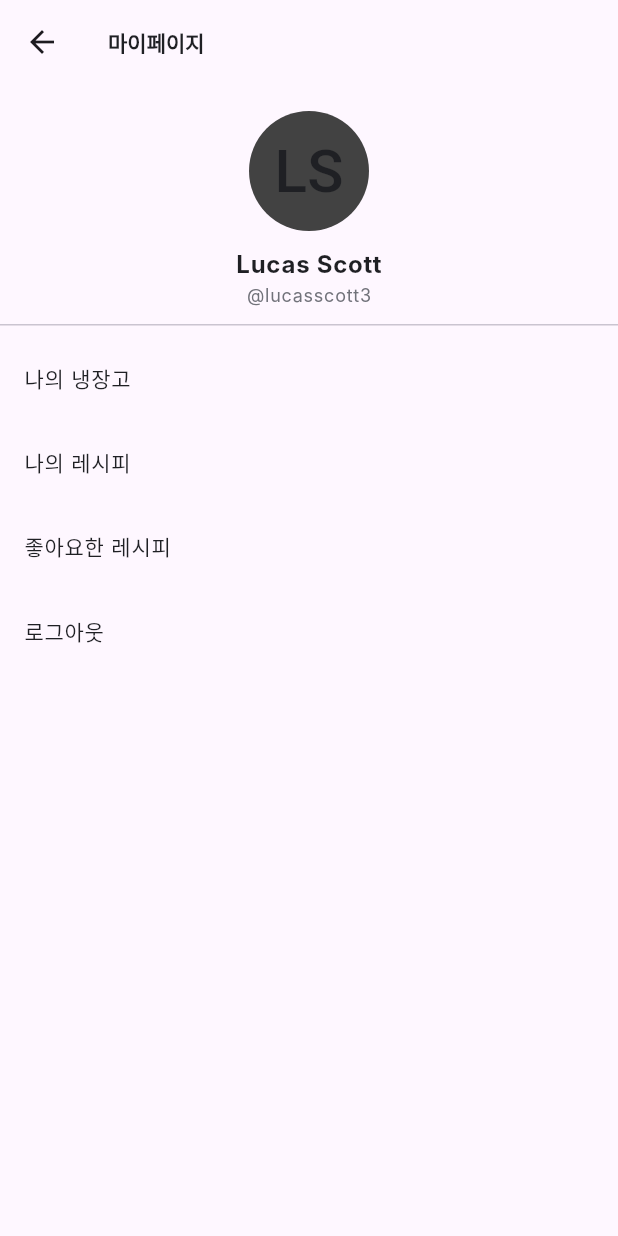
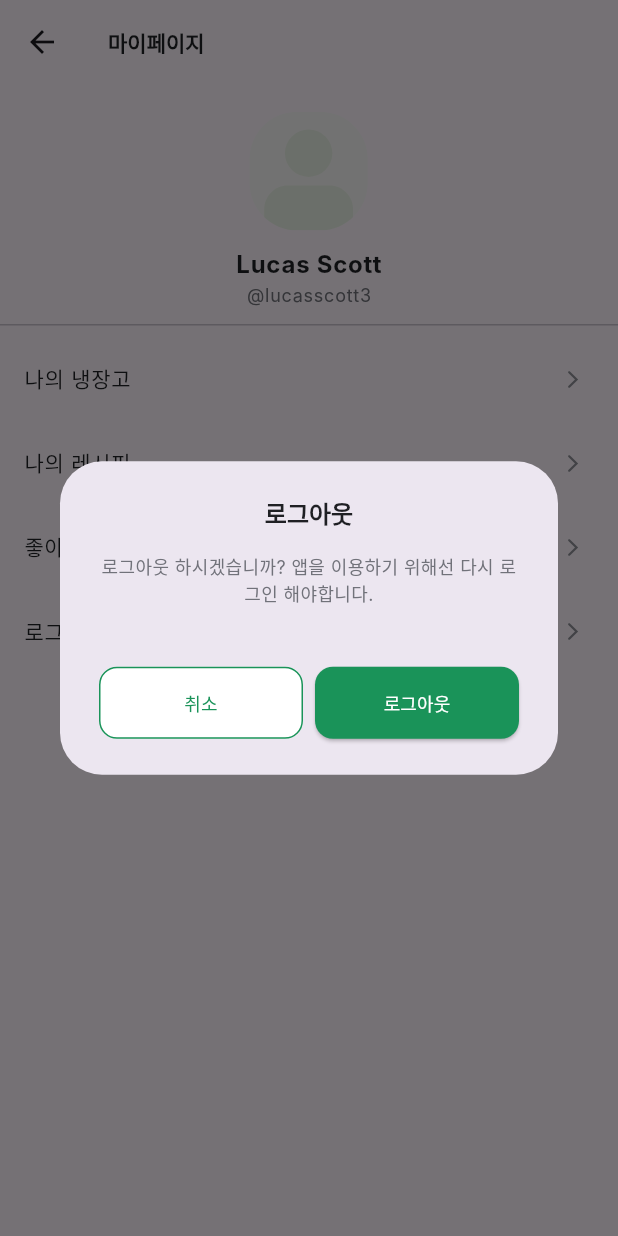
Before and after one commit to wallshield/openaiapi, a Flutter app: the MyPage screen opened directly, after a tap on "로그아웃", on a phone screen of 412 x 824 dp. Run offline on Flutter 3.47's test engine with Material 3 defaults, Android fonts, the phone set to English and light mode, and no system bars; our stand-ins replace dots_indicator, flutter_svg; Roboto replaces fonts that are missing (Inter).

Commit message:
feat : edit logout dialog

```diff
--- a/lib/ui/page/my_page/my_page.dart
+++ b/lib/ui/page/my_page/my_page.dart
@@ -1,6 +1,9 @@
 import 'package:flutter/material.dart';
+import 'package:flutter_svg/svg.dart';
 import 'package:cook_assistant/ui/theme/color.dart';
 import 'package:cook_assistant/ui/theme/text_styles.dart';
+import 'package:cook_assistant/widgets/button/primary_button.dart';
+import 'package:cook_assistant/widgets/button/secondary_button.dart';
 
 class MyPage extends StatelessWidget {
   @override
@@ -19,34 +22,158 @@ class MyPage extends StatelessWidget {
               mainAxisAlignment: MainAxisAlignment.center,
               children: <Widget>[
                 CircleAvatar(
-                  backgroundColor: Colors.grey.shade800,
-                  radius: 40.0,
-                  child: Text(
-                    'LS',
-                    style: TextStyle(fontSize: 40.0, color: AppColors.neutralDarkDarkest), // Assuming default color for the avatar text
+                  backgroundColor: Colors.transparent,
+                  radius: 40,
+                  child: SvgPicture.asset(
+                    'assets/icons/avatar.svg',
+                    width: 80,
+                    height: 80,
                   ),
                 ),
-                SizedBox(height: 10), // Spacing between avatar and name
+                SizedBox(height: 10),
                 Text('Lucas Scott', style: AppTextStyles.headingH3.copyWith(color: AppColors.neutralDarkDarkest)),
                 Text('@lucasscott3', style: AppTextStyles.bodyS.copyWith(color: AppColors.neutralDarkLight)),
               ],
             ),
           ),
-          _buildTile(context, '나의 냉장고'),
-          _buildTile(context, '나의 레시피'),
-          _buildTile(context, '좋아요한 레시피'),
-          _buildTile(context, '로그아웃'),
+          _buildTile(context, '나의 냉장고', MyFridgePage()),
+          _buildTile(context, '나의 레시피', MyRecipesPage()),
+          _buildTile(context, '좋아요한 레시피', LikedRecipesPage()),
+          ListTile(
+            title: Text('로그아웃', style: AppTextStyles.bodyM.copyWith(color: AppColors.neutralDarkDarkest)),
+            trailing: SvgPicture.asset(
+              'assets/icons/arrow_right.svg',
+              width: 12,
+              height: 12,
+              color: AppColors.neutralDarkLightest,
+            ),
+            onTap: () => _showLogoutDialog(context),
+          ),
         ],
       ),
     );
   }
 
-  Widget _buildTile(BuildContext context, String title) {
+  Widget _buildTile(BuildContext context, String title, Widget destinationPage) {
     return ListTile(
       title: Text(title, style: AppTextStyles.bodyM.copyWith(color: AppColors.neutralDarkDarkest)),
+      trailing: SvgPicture.asset(
+        'assets/icons/arrow_right.svg',
+        width: 12,
+        height: 12,
+        color: AppColors.neutralDarkLightest, // Assuming you have this color defined
+      ),
       onTap: () {
-        // TODO: Implement navigation or functionality for each tile
+        Navigator.of(context).push(MaterialPageRoute(builder: (context) => destinationPage));
       },
     );
   }
 }
+
+// Placeholder pages for demonstration
+class MyFridgePage extends StatelessWidget {
+  @override
+  Widget build(BuildContext context) => Scaffold(
+      appBar: AppBar
+        (
+          title: Text(
+            "나의 냉장고",
+            style: AppTextStyles.headingH4.copyWith(color: AppColors.neutralDarkDarkest),
+          )
+      )
+  );
+}
+
+class MyRecipesPage extends StatelessWidget {
+  @override
+  Widget build(BuildContext context) => Scaffold(
+      appBar: AppBar
+        (
+          title: Text(
+            "나의 레시피",
+            style: AppTextStyles.headingH4.copyWith(color: AppColors.neutralDarkDarkest),
+          )
+      )
+  );
+}
+
+class LikedRecipesPage extends StatelessWidget {
+  @override
+  Widget build(BuildContext context) => Scaffold(
+      appBar: AppBar
+        (
+          title: Text(
+            "좋아요한 레시피",
+            style: AppTextStyles.headingH4.copyWith(color: AppColors.neutralDarkDarkest),
+          )
+      )
+  );
+}
+
+class LogoutPage extends StatelessWidget {
+  @override
+  Widget build(BuildContext context) => Scaffold(
+      appBar: AppBar
+        (
+          title: Text(
+            "로그아웃",
+            style: AppTextStyles.headingH4.copyWith(color: AppColors.neutralDarkDarkest),
+          )
+      )
+  );
+}
+
+void _showLogoutDialog(BuildContext context) {
+  showDialog(
+    context: context,
+    builder: (BuildContext context) {
+      return Theme(
+        data: Theme.of(context).copyWith(
+          dialogBackgroundColor: AppColors.neutralLightLightest,
+        ),
+        child: AlertDialog(
+          title: Text(
+            "로그아웃",
+            style: AppTextStyles.headingH3.copyWith(color: AppColors.neutralDarkDarkest),
+            textAlign: TextAlign.center,
+          ),
+          content: Text(
+            "로그아웃 하시겠습니까? 앱을 이용하기 위해선 다시 로그인 해야합니다.",
+            style: AppTextStyles.bodyS.copyWith(color: AppColors.neutralDarkLight),
+            textAlign: TextAlign.center,
+          ),
+          actions: <Widget>[
+            Padding(
+              padding: const EdgeInsets.all(16.0), // Apply 8-pixel padding around the button row
+              child: Row(
+                mainAxisAlignment: MainAxisAlignment.spaceEvenly,
+                children: <Widget>[
+                  Expanded(
+                    child: SecondaryButton(
+                      text: '취소',
+                      onPressed: () {
+                        Navigator.of(context).pop(); // Close the dialog
+                      },
+                    ),
+                  ),
+                  SizedBox(width: 8), // Provides spacing between the buttons
+                  Expanded(
+                    child: PrimaryButton(
+                      text: '로그아웃',
+                      onPressed: () {
+                        Navigator.of(context).pop(); // Potentially add logout functionality here
+                        // Implement your logout logic
+                      },
+                    ),
+                  ),
+                ],
+              ),
+            ),
+          ],
+          actionsPadding: EdgeInsets.symmetric(horizontal: 10), // Adjust if further padding is needed for the actions area
+          actionsAlignment: MainAxisAlignment.center, // Center aligns the actions if needed
+        ),
+      );
+    },
+  );
+}
```
Also changed, not shown: pubspec.yaml (+3 -6 lines), assets/icons/arrow_left.svg (added), assets/icons/arrow_right.svg (added), pubspec.lock.
